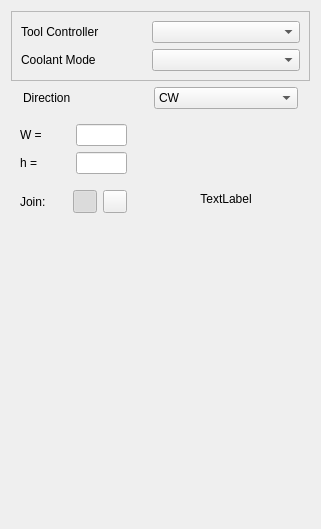
Above: src/Mod/Path/Gui/Resources/panels/PageOpDeburrEdit.ui from berndhahnebach/All_FreeCAD before the change. Below: the same form after it.
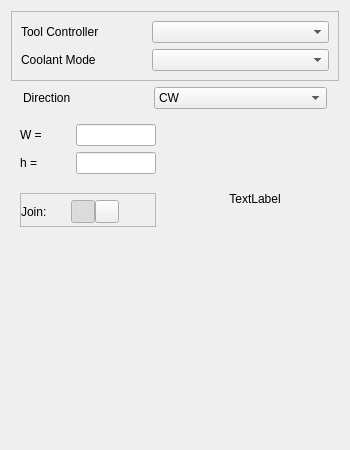
That is the form after the change. Custom widgets are drawn as their Qt base class.

Commit message: Hide the join type.

```diff
--- a/src/Mod/Path/Gui/Resources/panels/PageOpDeburrEdit.ui
+++ b/src/Mod/Path/Gui/Resources/panels/PageOpDeburrEdit.ui
@@ -6,8 +6,8 @@
    <rect>
     <x>0</x>
     <y>0</y>
-    <width>321</width>
-    <height>529</height>
+    <width>350</width>
+    <height>450</height>
    </rect>
   </property>
   <property name="windowTitle">
@@ -173,15 +173,8 @@
          <height>16777215</height>
         </size>
        </property>
-       <layout class="QGridLayout" name="gridLayout">
-        <item row="0" column="0">
-         <layout class="QVBoxLayout" name="verticalLayout_3">
-          <property name="sizeConstraint">
-           <enum>QLayout::SetDefaultConstraint</enum>
-          </property>
-          <item>
-           <layout class="QVBoxLayout" name="verticalLayout">
-            <item>
+       <layout class="QGridLayout" name="gridLayout_5">
+        <item row="0" column="0" colspan="2">
              <layout class="QHBoxLayout" name="horizontalLayout">
               <item>
                <widget class="QLabel" name="label_3">
@@ -208,7 +201,7 @@
               </item>
              </layout>
             </item>
-            <item>
+        <item row="1" column="0" colspan="2">
              <layout class="QHBoxLayout" name="horizontalLayout_2">
               <item>
                <widget class="QLabel" name="label_4">
@@ -235,7 +228,7 @@
               </item>
              </layout>
             </item>
-            <item>
+        <item row="2" column="0">
              <spacer name="verticalSpacer_3">
               <property name="orientation">
                <enum>Qt::Vertical</enum>
@@ -246,12 +239,36 @@
               <property name="sizeHint" stdset="0">
                <size>
                 <width>20</width>
-                <height>10</height>
+            <height>13</height>
                </size>
               </property>
              </spacer>
             </item>
-            <item>
+        <item row="3" column="0" colspan="2">
+         <widget class="QFrame" name="joinFrame">
+          <property name="frameShape">
+           <enum>QFrame::StyledPanel</enum>
+          </property>
+          <property name="frameShadow">
+           <enum>QFrame::Raised</enum>
+          </property>
+          <layout class="QGridLayout" name="gridLayout">
+           <property name="leftMargin">
+            <number>0</number>
+           </property>
+           <property name="topMargin">
+            <number>6</number>
+           </property>
+           <property name="rightMargin">
+            <number>0</number>
+           </property>
+           <property name="bottomMargin">
+            <number>3</number>
+           </property>
+           <property name="horizontalSpacing">
+            <number>3</number>
+           </property>
+           <item row="0" column="0">
              <layout class="QHBoxLayout" name="horizontalLayout_3">
               <item>
                <widget class="QLabel" name="label_2">
@@ -317,8 +334,9 @@
              </layout>
             </item>
            </layout>
-          </item>
-          <item>
+         </widget>
+        </item>
+        <item row="4" column="1">
            <spacer name="verticalSpacer_2">
             <property name="orientation">
              <enum>Qt::Vertical</enum>
@@ -326,12 +344,10 @@
             <property name="sizeHint" stdset="0">
              <size>
               <width>20</width>
-              <height>40</height>
+            <height>154</height>
              </size>
             </property>
            </spacer>
-          </item>
-         </layout>
         </item>
        </layout>
       </widget>
```
Lines whose indentation alone changed are shown as unchanged. The commit also changes 1 other file.
